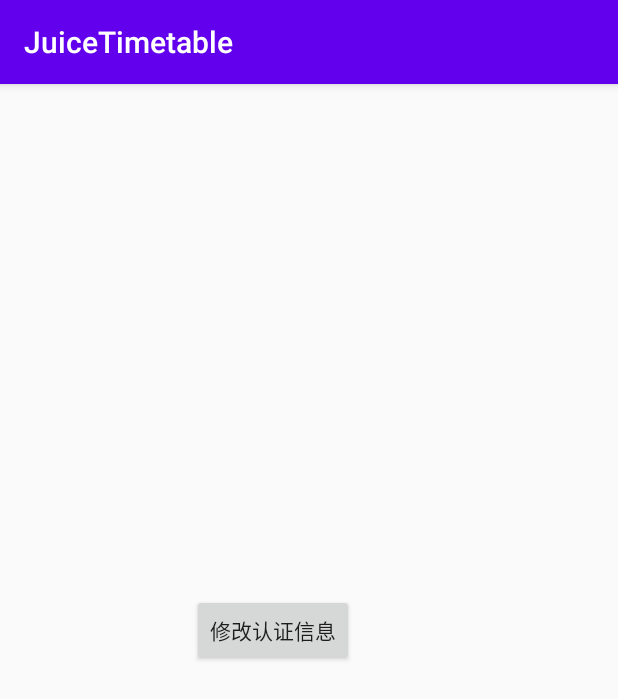
After one commit to aaronlinv/JuiceTimetable, an Android app: the fragment InitFragment shown on its own in the app's theme, on a phone screen of 412 x 824 dp. The commit adds this screen. Shown: the top 699 px of the screen. Run offline under Robolectric (Android 15) with nearby library versions, the phone set to English and light mode, and no system bars; our stand-ins replace data binding.

Commit message:
添加首次登录界面和跳转逻辑

```diff
--- a/app/src/main/java/com/juice/timetable/ui/course/CourseFragment.java
+++ b/app/src/main/java/com/juice/timetable/ui/course/CourseFragment.java
@@ -14,6 +14,7 @@ import androidx.annotation.NonNull;
 import androidx.annotation.Nullable;
 import androidx.appcompat.widget.Toolbar;
 import androidx.fragment.app.Fragment;
+import androidx.navigation.fragment.NavHostFragment;
 
 import com.juice.timetable.R;
 import com.juice.timetable.app.Constant;
@@ -32,7 +33,8 @@ public class CourseFragment extends Fragment {
     private Integer mCurrentWeek = 11;
 
     private TextView mMonthTextView;
-
+    // 调式Init界面，用于调试登录界面
+    public static boolean debugInit = false;
 
     public View onCreateView(@NonNull LayoutInflater inflater,
                              ViewGroup container, Bundle savedInstanceState) {
@@ -108,6 +110,11 @@ public class CourseFragment extends Fragment {
     @Override
     public void onViewCreated(@NonNull View view, @Nullable Bundle savedInstanceState) {
         super.onViewCreated(view, savedInstanceState);
+        // 进入首次登录界面
+        if (debugInit) {
+            NavHostFragment.findNavController(this).navigate(R.id.initFragment);
+
+        }
 /*        new Runnable() {
             @Override
             public void run() {
--- /dev/null
+++ b/app/src/main/java/com/juice/timetable/ui/init/InitFragment.java
@@ -0,0 +1,56 @@
+package com.juice.timetable.ui.init;
+
+import android.os.Bundle;
+import android.view.LayoutInflater;
+import android.view.View;
+import android.view.ViewGroup;
+
+import androidx.annotation.NonNull;
+import androidx.annotation.Nullable;
+import androidx.fragment.app.Fragment;
+import androidx.navigation.Navigation;
+
+import com.juice.timetable.R;
+import com.juice.timetable.databinding.FragmentInitBinding;
+import com.juice.timetable.ui.course.CourseFragment;
+import com.juice.timetable.utils.LogUtils;
+
+/**
+ * A simple {@link Fragment} subclass.
+ */
+public class InitFragment extends Fragment {
+    private FragmentInitBinding binding;
+
+    public InitFragment() {
+        // Required empty public constructor
+    }
+
+
+    @Override
+    public View onCreateView(LayoutInflater inflater, ViewGroup container,
+                             Bundle savedInstanceState) {
+        // Inflate the layout for this fragment
+//        return inflater.inflate(R.layout.fragment_init, container, false);
+        binding = FragmentInitBinding.inflate(getLayoutInflater());
+        return binding.getRoot();
+    }
+
+    @Override
+    public void onViewCreated(@NonNull View view, @Nullable Bundle savedInstanceState) {
+        super.onViewCreated(view, savedInstanceState);
+//        NavHostFragment.findNavController(this).navigate(R.id.nav_course);
+        binding.btnLogin.setOnClickListener(new View.OnClickListener() {
+            @Override
+            public void onClick(View v) {
+                LogUtils.getInstance().d("InitFragment:按键点击事件");
+
+                // 跳转结束后将debugInit置为false否则死循环
+                CourseFragment.debugInit = false;
+//                Navigation.findNavController(v).navigate(R.id.action_initFragment_to_nav_course);
+                Navigation.findNavController(v).navigate(R.id.nav_course);
+
+
+            }
+        });
+    }
+}
--- /dev/null
+++ b/app/src/main/res/layout/fragment_init.xml
@@ -0,0 +1,26 @@
+<?xml version="1.0" encoding="utf-8"?>
+<layout xmlns:android="http://schemas.android.com/apk/res/android"
+    xmlns:app="http://schemas.android.com/apk/res-auto"
+    xmlns:tools="http://schemas.android.com/tools">
+
+    <data>
+
+    </data>
+
+    <androidx.constraintlayout.widget.ConstraintLayout
+        android:id="@+id/frameLayout"
+        android:layout_width="match_parent"
+        android:layout_height="match_parent"
+        tools:context=".ui.init.InitFragment">
+
+        <Button
+            android:id="@+id/btn_login"
+            android:layout_width="wrap_content"
+            android:layout_height="wrap_content"
+            android:layout_marginStart="128dp"
+            android:layout_marginTop="340dp"
+            android:text="@string/menu_login"
+            app:layout_constraintStart_toStartOf="parent"
+            app:layout_constraintTop_toTopOf="parent" />
+    </androidx.constraintlayout.widget.ConstraintLayout>
+</layout>
--- a/app/src/main/res/navigation/mobile_navigation.xml
+++ b/app/src/main/res/navigation/mobile_navigation.xml
@@ -40,4 +40,8 @@
         android:name="com.juice.timetable.ui.login.LoginFragment"
         android:label="@string/menu_login"
         tools:layout="@layout/fragment_login" />
+    <fragment
+        android:id="@+id/initFragment"
+        android:name="com.juice.timetable.ui.init.InitFragment"
+        android:label="InitFragment" />
 </navigation>
```
